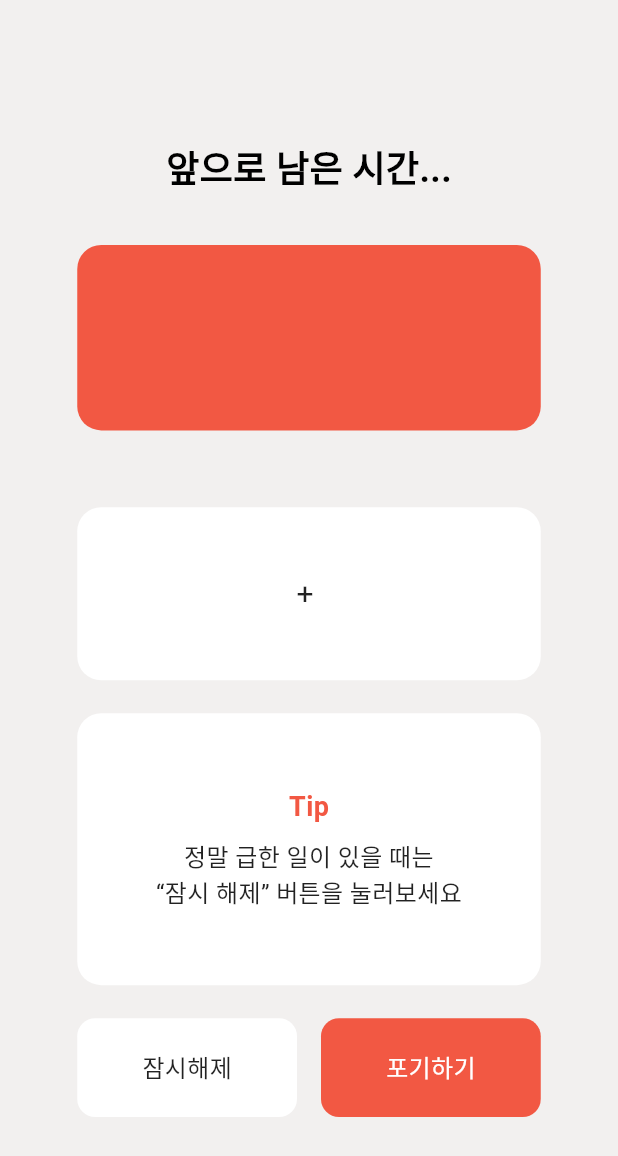
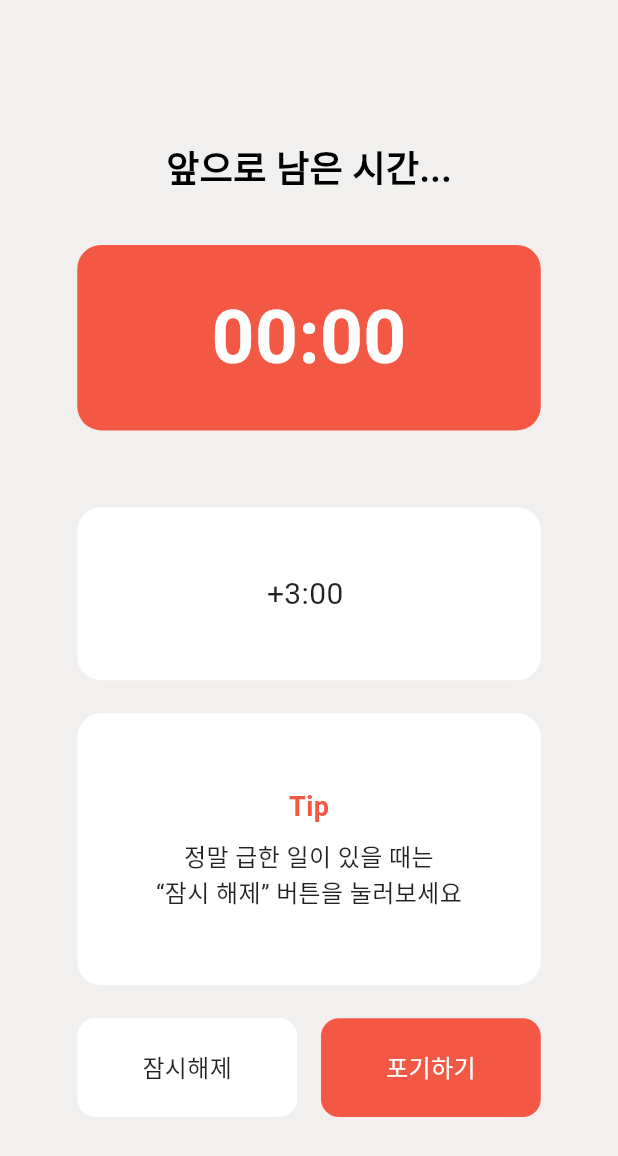
Before and after one commit to Apps-P/TODO_LOCK_Frontend, a Flutter app: the LockOverlayView widget shown alone on an empty page, opened directly with empty values, on a phone screen of 412 x 824 dp. Shown: the top 1156 px of the screen. Run offline on Flutter 3.47's test engine with Material 3 defaults, Android fonts, the phone set to English and light mode, and no system bars; our stand-ins replace hive, hive_flutter; missing offline and left inert: flutter_overlay_window; accounts and stored records are empty; Roboto replaces fonts that are missing (Paperlogy).

Commit message:
feat: overlay - todo peristalsis done.

```diff
--- a/lib/views/lock/lock_overlay_view.dart
+++ b/lib/views/lock/lock_overlay_view.dart
@@ -1,4 +1,5 @@
 import 'dart:developer';
+import 'dart:async';
 
 import 'package:flutter/material.dart';
 import 'package:flutter_overlay_window/flutter_overlay_window.dart';
@@ -7,13 +8,11 @@ enum OverlayMode { lock, temp }
 
 class LockOverlayView extends StatefulWidget {
   final String contents;
-  final String duration;
-  final String timer;
+  final Duration duration;
   const LockOverlayView({
     super.key,
     required this.contents,
     required this.duration,
-    required this.timer,
   });
 
   @override
@@ -24,6 +23,10 @@ class LockOverlayView extends StatefulWidget {
 class _LockOverlayViewState extends State<LockOverlayView> {
   OverlayMode _mode = OverlayMode.lock;
 
+  // 실시간 타이머를 위한 변수들
+  Timer? _tickTimer;
+  late Duration _remainingTime;
+
   @override
 
   void initState() {
@@ -31,6 +34,21 @@ class _LockOverlayViewState extends State<LockOverlayView> {
   }
 
   @override
+  void dispose() {
+    _tickTimer?.cancel(); // 메모리 누수 방지
+    super.dispose();
+  }
+
+
+  String _formatDuration(Duration duration) {
+    String minutes = duration.inMinutes.toString().padLeft(2, '0');
+    String seconds = (duration.inSeconds % 60).toString().padLeft(2, '0');
+    return "$minutes:$seconds";
+  }
+  void _onTimerFinished() async {
+    // 시간이 다 되면 자동으로 오버레이 닫기
+    await FlutterOverlayWindow.closeOverlay();
+  }
 
   Widget build(BuildContext context) {
     var par_h = MediaQuery.of(context).size.height;
@@ -125,9 +143,9 @@ class _LockOverlayViewState extends State<LockOverlayView> {
                       ),
                       alignment: Alignment.center,
 
-                      // Use formatTimeText function !!
+                      /// Timer 표시
                       child: Text(
-                        widget.timer,
+                        _formatDuration(widget.duration),
                         style: TextStyle(
                           color: Colors.white,
                           fontSize: 50,
@@ -154,7 +172,7 @@ class _LockOverlayViewState extends State<LockOverlayView> {
 
                       // Show contents & duration.
                       child: Text(
-                          "+${widget.duration} ${widget.contents}",
+                          "+3:00 ${widget.contents}",
                         style: TextStyle(fontSize: 20, color: Colors.black87),
                       ),
                     ),
--- a/lib/views/main/todo/func.dart
+++ b/lib/views/main/todo/func.dart
@@ -38,10 +38,6 @@ void onCheckedTap(Todo todo) {
     // 시작 전 -> 진행 중으로 변경
     todo.checkTime = now;
     todo.done = false;
-  } else {
-    // 진행 중/완료 상태에서 탭 -> 시작 전(초기 상태)으로 리셋
-    todo.checkTime = null;
-    todo.done = false;
   }
 
   todo.save();
--- a/lib/views/main/todo/view.dart
+++ b/lib/views/main/todo/view.dart
@@ -19,16 +19,52 @@ class TodoListView extends StatefulWidget {
 class _TodoListViewState extends State<TodoListView> {
   late Box<Todo> _todoBox;
   Timer? _timer;
+  String? _activeOverlayId;
 
   @override
   void initState() {
     super.initState();
     _todoBox = Hive.box<Todo>('todos');
+    // 1초마다 업데이트 로직 실행
+    // TodoListView의 initState 부분
+    _timer = Timer.periodic(const Duration(seconds: 1), (timer) async {
+      // 1. 상태 업데이트 (Hive DB 등)
+      bool hasChanged = updateTodoStatus(_todoBox);
+      if (hasChanged && mounted) setState(() {});
 
-    // 1초마다 업데이트 로직 실행
-    _timer = Timer.periodic(const Duration(seconds: 1), (timer) {
-      if (updateTodoStatus(_todoBox)) {
-        if (mounted) setState(() {});
+      // 2. 오버레이 실시간 데이터 전송
+      if (_activeOverlayId != null && await FlutterOverlayWindow.isActive()) {
+        try {
+          final currentTodo = _todoBox.values.firstWhere((t) => t.id == _activeOverlayId);
+
+          // --- 실시간 남은 시간 계산 로직 ---
+          final now = DateTime.now();
+          int remainingSeconds;
+
+          if (currentTodo.checkTime != null && !currentTodo.done) {
+            // (설정시간 - 경과시간) 계산
+            final remaining = currentTodo.duration - now.difference(currentTodo.checkTime!);
+            remainingSeconds = remaining.isNegative ? 0 : remaining.inSeconds;
+          } else {
+            // 시작되지 않았거나 완료된 경우 기본 duration 사용
+            remainingSeconds = currentTodo.duration.inSeconds;
+          }
+          // -------------------------------
+
+          await FlutterOverlayWindow.shareData({
+            'contents': currentTodo.content,
+            'duration': remainingSeconds, // 계산된 '실시간 남은 초' 전송
+          });
+
+          // 시간이 0이 되면 오버레이 자동 종료
+          if (remainingSeconds <= 0 && currentTodo.checkTime != null) {
+            await FlutterOverlayWindow.closeOverlay();
+            _activeOverlayId = null;
+          }
+
+        } catch (e) {
+          _activeOverlayId = null;
+        }
       }
     });
   }
@@ -124,7 +160,8 @@ class _TodoListViewState extends State<TodoListView> {
             onChanged: (_) async{
               onCheckedTap(todo);
               setState(() {});
-              if(todo.lock == false) return;
+              if(todo.lock == false || todo.done == true) return;
+
               final status = await FlutterOverlayWindow.isPermissionGranted();
               if(status == false) {
                 await FlutterOverlayWindow.requestPermission();
@@ -142,11 +179,13 @@ class _TodoListViewState extends State<TodoListView> {
                 width: WindowSize.matchParent,
                 startPosition: const OverlayPosition(0, 0),
               );
+              // 현재 id 저장
+              _activeOverlayId = todo.id;
               await FlutterOverlayWindow.shareData({
                 'contents': todo.content,
-                'duration': todo.duration,
-                'timer': formatTimeText(todo),   // 타이머 값
+                'duration': todo.duration.inSeconds,
               });
+
             },
 
           ),
```
Also changed, not shown: lib/main.dart (+5 -6 lines).
